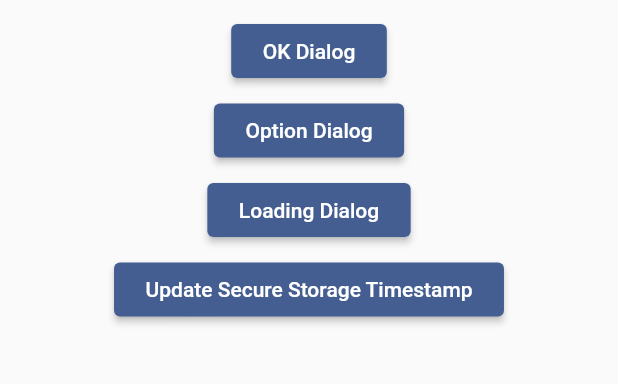
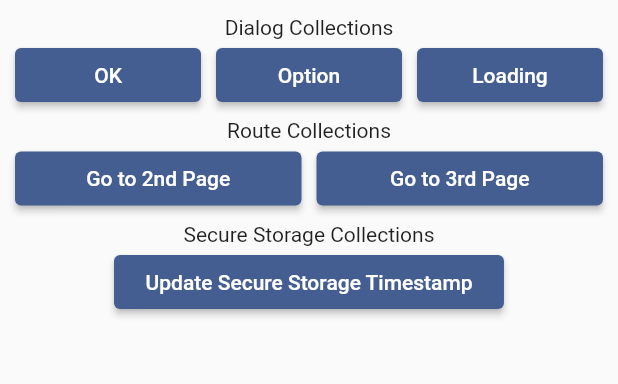
Before and after one commit to senseiRNF/local_function_collections, a Flutter app: the screen it shows after launch, on a phone screen of 412 x 824 dp, the part 441-825 px from its top. Run offline on Flutter 3.47's test engine with Material 3 defaults, Android fonts, the phone set to English and light mode, and no system bars; our stand-ins replace flutter_secure_storage.

Commit message:
successfully upload to pub.dev

```diff
--- a/example/lib/main.dart
+++ b/example/lib/main.dart
@@ -42,10 +42,6 @@ class LFCApp extends StatelessWidget {
 class FirstPage extends StatefulWidget {
   const FirstPage({super.key});
 
-  // This widget is the home page of your application. It is stateful, meaning
-  // that it has a State object (defined below) that contains fields that affect
-  // how it looks.
-
   @override
   State<FirstPage> createState() => _FirstPageState();
 }
@@ -84,7 +80,7 @@ class _FirstPageState extends State<FirstPage> {
   onLoadingDialogPressed() {
     LocalDialogFunction.loadingDialog(
       context: context,
-      contentText: "This loading will appear for 3 second",
+      contentText: "This loading will disappear in 3 second",
       contentAlign: TextAlign.justify,
     );
 
@@ -95,7 +91,19 @@ class _FirstPageState extends State<FirstPage> {
     });
   }
 
-  onUpdateSecureStorage() => LocalSecureStorage.writeKey(
+  onMoveTo2ndPage() => LocalRouteNavigator.moveTo(
+    context: context,
+    target: const SecondPage(),
+  );
+
+  onMoveTo3rdPage() => LocalRouteNavigator.moveTo(
+    context: context,
+    target: const ThirdPage(
+      isJumped: true,
+    ),
+  );
+
+  onUpdateSecureStorage() async => await LocalSecureStorage.writeKey(
     key: "example",
     data: "This example was created at ${DateTime.now()}",
   );
@@ -110,6 +118,9 @@ class _FirstPageState extends State<FirstPage> {
         ),
       ),
       body: ListView(
+        padding: const EdgeInsets.symmetric(
+          horizontal: 10.0,
+        ),
         children: [
           SizedBox(
             height: MediaQuery.of(context).size.height / 4,
@@ -123,41 +134,92 @@ class _FirstPageState extends State<FirstPage> {
               const SizedBox(
                 height: 10.0,
               ),
-              ElevatedButton(
+              const Text(
+                "Dialog Collections",
+              ),
+              Row(
+                children: [
+                  Expanded(
+                    child: ElevatedButton(
                       onPressed: () => onOKDialogPressed(),
                       child: const Padding(
                         padding: EdgeInsets.all(5.0),
                         child: Text(
-                    "OK Dialog",
+                          "OK",
+                        ),
                       ),
                     ),
                   ),
                   const SizedBox(
-                height: 5.0,
+                    width: 10.0,
                   ),
-              ElevatedButton(
+                  Expanded(
+                    child: ElevatedButton(
                       onPressed: () => onOptionDialogPressed(),
                       child: const Padding(
                         padding: EdgeInsets.all(5.0),
                         child: Text(
-                    "Option Dialog",
+                          "Option",
+                        ),
                       ),
                     ),
                   ),
                   const SizedBox(
-                height: 5.0,
+                    width: 10.0,
                   ),
-              ElevatedButton(
+                  Expanded(
+                    child: ElevatedButton(
                       onPressed: () => onLoadingDialogPressed(),
                       child: const Padding(
                         padding: EdgeInsets.all(5.0),
                         child: Text(
-                    "Loading Dialog",
+                          "Loading",
+                        ),
+                      ),
+                    ),
+                  ),
+                ],
+              ),
+              const SizedBox(
+                height: 5.0,
+              ),
+              const Text(
+                "Route Collections",
+              ),
+              Row(
+                children: [
+                  Expanded(
+                    child: ElevatedButton(
+                      onPressed: () => onMoveTo2ndPage(),
+                      child: const Padding(
+                        padding: EdgeInsets.all(5.0),
+                        child: Text(
+                          "Go to 2nd Page",
+                        ),
                       ),
                     ),
                   ),
                   const SizedBox(
+                    width: 10.0,
+                  ),
+                  Expanded(
+                    child: ElevatedButton(
+                      onPressed: () => onMoveTo3rdPage(),
+                      child: const Padding(
+                        padding: EdgeInsets.all(5.0),
+                        child: Text(
+                          "Go to 3rd Page",
+                        ),
+                      ),
+                    ),
+                  ),
+                ],
+              ),
+              const SizedBox(
                 height: 5.0,
+              ),
+              const Text(
+                "Secure Storage Collections",
               ),
               ElevatedButton(
                 onPressed: () => onUpdateSecureStorage(),
@@ -184,23 +246,38 @@ class SecondPage extends StatefulWidget {
 }
 
 class _SecondPageState extends State<SecondPage> {
+  String? storageResult;
 
   @override
   void initState() {
     super.initState();
+
+    onCheckSecureStorage();
   }
 
   onCheckSecureStorage() async {
-    String? result = await LocalSecureStorage.readKey(key: "example");
-
-    return result;
+    await LocalSecureStorage.readKey(key: "example").then((result) {
+      setState(() {
+        storageResult = result;
+      });
+    });
   }
 
   onCloseThisPage() => LocalRouteNavigator.closeBack(context: context);
 
-  onReplaceThisPage() => LocalRouteNavigator.replaceWith(
+  onReplaceTo3rdPage() => LocalRouteNavigator.replaceWith(
     context: context,
-    target: const ThirdPage(),
+    target: const ThirdPage(
+      isJumped: true,
+    ),
+  );
+
+  onMoveTo3rdPage() => LocalRouteNavigator.moveTo(
+    context: context,
+    target: const ThirdPage(
+      isJumped: false,
+    ),
+    callbackFunction: (_) => onCheckSecureStorage(),
   );
 
   @override
@@ -227,13 +304,14 @@ class _SecondPageState extends State<SecondPage> {
                 height: 10.0,
               ),
               Text(
-                "Text Saved on Local Secure Storage: ${onCheckSecureStorage() ?? "-"}",
+                "Text Saved on Local Secure Storage: ${storageResult ?? "-"}",
+                textAlign: TextAlign.center,
               ),
               const SizedBox(
                 height: 10.0,
               ),
               ElevatedButton(
-                onPressed: () => onCloseThisPage,
+                onPressed: () => onCloseThisPage(),
                 child: const Padding(
                   padding: EdgeInsets.all(5.0),
                   child: Text(
@@ -245,7 +323,19 @@ class _SecondPageState extends State<SecondPage> {
                 height: 5.0,
               ),
               ElevatedButton(
-                onPressed: () => onReplaceThisPage(),
+                onPressed: () => onMoveTo3rdPage(),
+                child: const Padding(
+                  padding: EdgeInsets.all(5.0),
+                  child: Text(
+                    "Go to 3rd Page",
+                  ),
+                ),
+              ),
+              const SizedBox(
+                height: 5.0,
+              ),
+              ElevatedButton(
+                onPressed: () => onReplaceTo3rdPage(),
                 child: const Padding(
                   padding: EdgeInsets.all(5.0),
                   child: Text(
@@ -262,23 +352,33 @@ class _SecondPageState extends State<SecondPage> {
 }
 
 class ThirdPage extends StatefulWidget {
-  const ThirdPage({super.key});
+  final bool isJumped;
+
+  const ThirdPage({
+    super.key,
+    required this.isJumped,
+  });
 
   @override
   State<ThirdPage> createState() => _ThirdPageState();
 }
 
 class _ThirdPageState extends State<ThirdPage> {
+  String? storageResult;
 
   @override
   void initState() {
     super.initState();
+
+    onCheckSecureStorage();
   }
 
   onCheckSecureStorage() async {
-    String? result = await LocalSecureStorage.readKey(key: "example");
-
-    return result;
+    await LocalSecureStorage.readKey(key: "example").then((result) {
+      setState(() {
+        storageResult = result;
+      });
+    });
   }
 
   onCloseThisPage() => LocalRouteNavigator.closeBack(context: context);
@@ -287,6 +387,8 @@ class _ThirdPageState extends State<ThirdPage> {
     context: context,
     target: const FirstPage(),
   );
+
+  onClearSecureStorage() async => await LocalSecureStorage.clearKey().then((_) => onCheckSecureStorage());
 
   @override
   Widget build(BuildContext context) {
@@ -312,17 +414,18 @@ class _ThirdPageState extends State<ThirdPage> {
                 height: 10.0,
               ),
               Text(
-                "Text Saved on Local Secure Storage: ${onCheckSecureStorage() ?? "-"}",
+                "Text Saved on Local Secure Storage: ${storageResult ?? "-"}",
+                textAlign: TextAlign.center,
               ),
               const SizedBox(
                 height: 10.0,
               ),
               ElevatedButton(
-                onPressed: () => onCloseThisPage,
+                onPressed: () => onClearSecureStorage(),
                 child: const Padding(
                   padding: EdgeInsets.all(5.0),
                   child: Text(
-                    "Back to 2nd Page",
+                    "Clear Secure Storage",
                   ),
                 ),
               ),
@@ -330,7 +433,23 @@ class _ThirdPageState extends State<ThirdPage> {
                 height: 5.0,
               ),
               ElevatedButton(
-                onPressed: () => onRedirectThisPage,
+                onPressed: () => onCloseThisPage(),
+                child: Padding(
+                  padding: const EdgeInsets.all(5.0),
+                  child: Text(
+                    widget.isJumped == true
+                        ? "Back to 1st Page"
+                        : "Back to 2nd Page",
+                  ),
+                ),
+              ),
+              const SizedBox(
+                height: 5.0,
+              ),
+              widget.isJumped == true ?
+              const Material() :
+              ElevatedButton(
+                onPressed: () => onRedirectThisPage(),
                 child: const Padding(
                   padding: EdgeInsets.all(5.0),
                   child: Text(
--- a/lib/local_function_collections.dart
+++ b/lib/local_function_collections.dart
@@ -92,11 +92,15 @@ class LocalDialogFunction {
         ],
       );
     },
-  ).then((result) => result != null && result == true
-      ? onAccept() ?? {}
-      : result != null && result == false
-      ? onDecline ?? {}
-      : {});
+  ).then((result) {
+    if(result != null && result == true) {
+      onAccept();
+    } else if(result != null && result == false) {
+      if(onDecline != null) {
+        onDecline();
+      }
+    }
+  });
 
   /// Loading Dialog
   ///
```
Also changed, not shown: 1 other file. Lines whose indentation alone changed are shown as unchanged.
